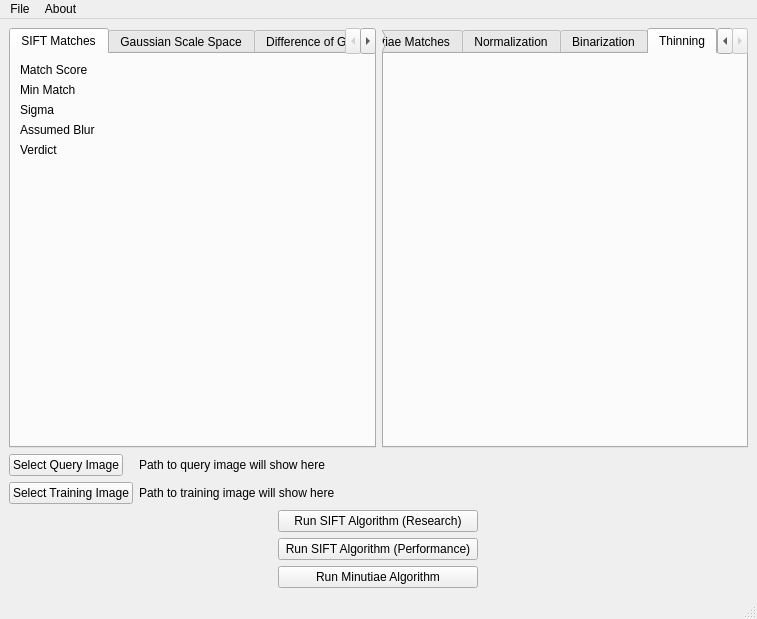
Old version of the form Algorithms/GUI/AlgorithmExamination.ui in the repository Mini-Sylar/Fingerprint-Matching-System.
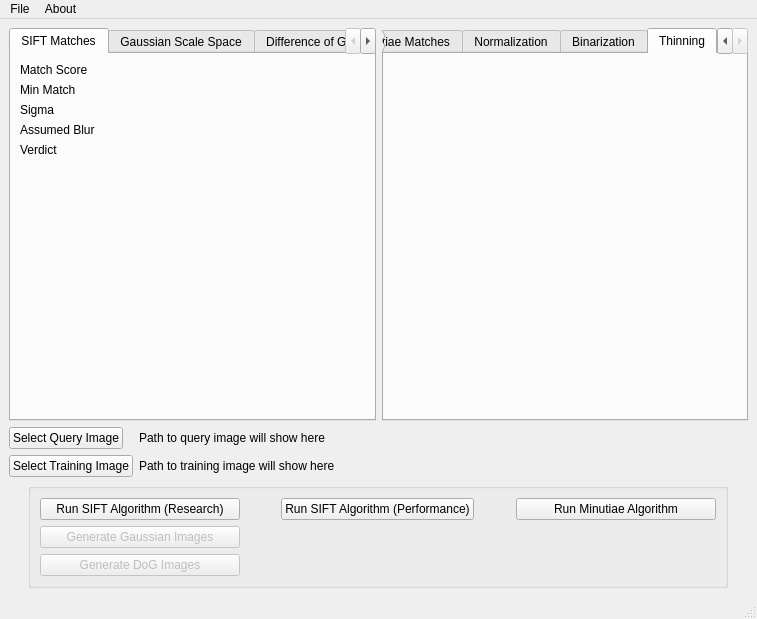
New version of the form. The open tabs and pages were chosen to show the change.

Commit message: Added extra buttons for gaussian and DOG images

```diff
--- a/Algorithms/GUI/AlgorithmExamination.ui
+++ b/Algorithms/GUI/AlgorithmExamination.ui
@@ -227,10 +227,93 @@
       </item>
      </layout>
     </item>
+    <item row="4" column="0" alignment="Qt::AlignHCenter">
+     <widget class="QGroupBox" name="ExtraActionsResearch">
+      <property name="minimumSize">
+       <size>
+        <width>700</width>
+        <height>0</height>
+       </size>
+      </property>
+      <layout class="QGridLayout" name="gridLayout_2">
+       <item row="0" column="0" alignment="Qt::AlignLeft">
+        <widget class="QPushButton" name="run_sift_research">
+         <property name="minimumSize">
+          <size>
+           <width>200</width>
+           <height>0</height>
+          </size>
+         </property>
+         <property name="text">
+          <string>Run SIFT Algorithm (Research)</string>
+         </property>
+        </widget>
+       </item>
+       <item row="1" column="0" alignment="Qt::AlignLeft">
+        <widget class="QPushButton" name="generate_gaussian_images">
+         <property name="enabled">
+          <bool>false</bool>
+         </property>
+         <property name="minimumSize">
+          <size>
+           <width>200</width>
+           <height>0</height>
+          </size>
+         </property>
+         <property name="text">
+          <string>Generate Gaussian Images</string>
+         </property>
+        </widget>
+       </item>
+       <item row="0" column="1" alignment="Qt::AlignHCenter">
+        <widget class="QPushButton" name="run_sift_performance">
+         <property name="text">
+          <string>Run SIFT Algorithm (Performance)</string>
+         </property>
+        </widget>
+       </item>
+       <item row="2" column="0" alignment="Qt::AlignLeft">
+        <widget class="QPushButton" name="generate_DOG_images">
+         <property name="enabled">
+          <bool>false</bool>
+         </property>
+         <property name="minimumSize">
+          <size>
+           <width>200</width>
+           <height>0</height>
+          </size>
+         </property>
+         <property name="text">
+          <string>Generate DoG Images</string>
+         </property>
+        </widget>
+       </item>
+       <item row="0" column="2" alignment="Qt::AlignRight">
+        <widget class="QPushButton" name="pushButton">
+         <property name="minimumSize">
+          <size>
+           <width>200</width>
+           <height>0</height>
+          </size>
+         </property>
+         <property name="text">
+          <string>Run Minutiae Algorithm</string>
+         </property>
+        </widget>
+       </item>
+      </layout>
+     </widget>
+    </item>
     <item row="1" column="0">
      <layout class="QFormLayout" name="formLayout">
       <item row="0" column="0">
        <widget class="QPushButton" name="QueryImage">
+        <property name="minimumSize">
+         <size>
+          <width>111</width>
+          <height>0</height>
+         </size>
+        </property>
         <property name="text">
          <string>Select Query Image</string>
         </property>
@@ -259,49 +342,6 @@
       </item>
      </layout>
     </item>
-    <item row="2" column="0">
-     <layout class="QVBoxLayout" name="verticalLayout_8">
-      <item alignment="Qt::AlignHCenter">
-       <widget class="QPushButton" name="run_sift_research">
-        <property name="minimumSize">
-         <size>
-          <width>200</width>
-          <height>0</height>
-         </size>
-        </property>
-        <property name="text">
-         <string>Run SIFT Algorithm (Research)</string>
-        </property>
-       </widget>
-      </item>
-      <item alignment="Qt::AlignHCenter">
-       <widget class="QPushButton" name="run_sift_performance">
-        <property name="minimumSize">
-         <size>
-          <width>200</width>
-          <height>0</height>
-         </size>
-        </property>
-        <property name="text">
-         <string>Run SIFT Algorithm (Performance)</string>
-        </property>
-       </widget>
-      </item>
-      <item alignment="Qt::AlignHCenter">
-       <widget class="QPushButton" name="pushButton_3">
-        <property name="minimumSize">
-         <size>
-          <width>200</width>
-          <height>0</height>
-         </size>
-        </property>
-        <property name="text">
-         <string>Run Minutiae Algorithm</string>
-        </property>
-       </widget>
-      </item>
-     </layout>
-    </item>
    </layout>
   </widget>
   <widget class="QMenuBar" name="menubar">
```
Left out of the diff: 2 changed lines with no effect on the pictures. The commit also changes 2 other files.
